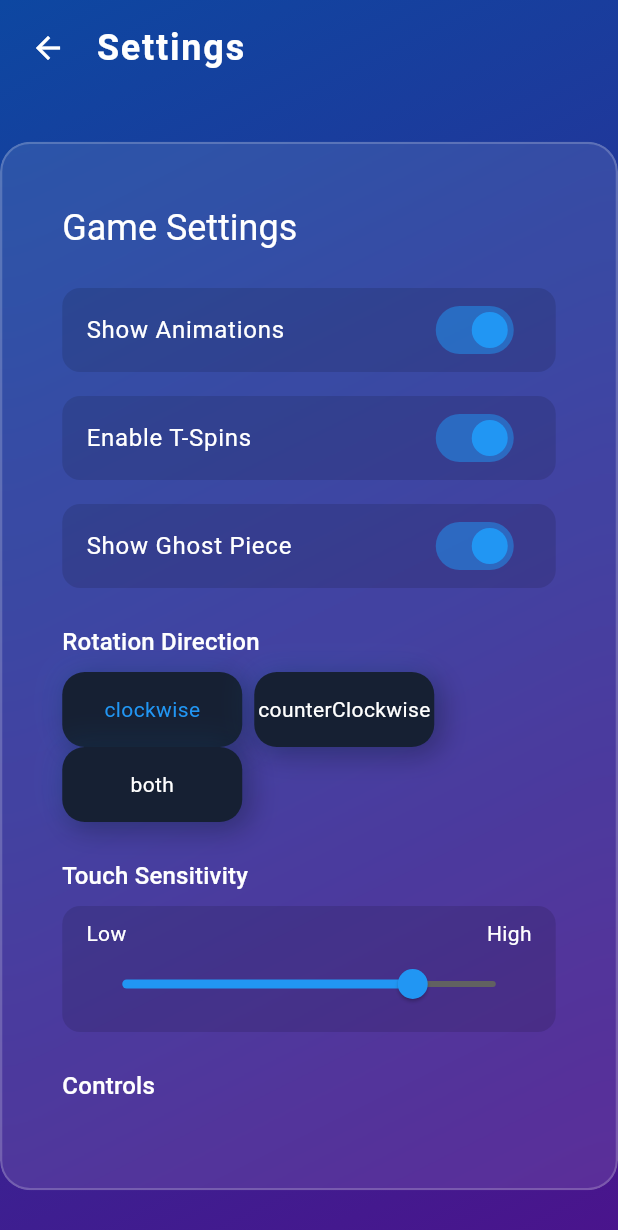
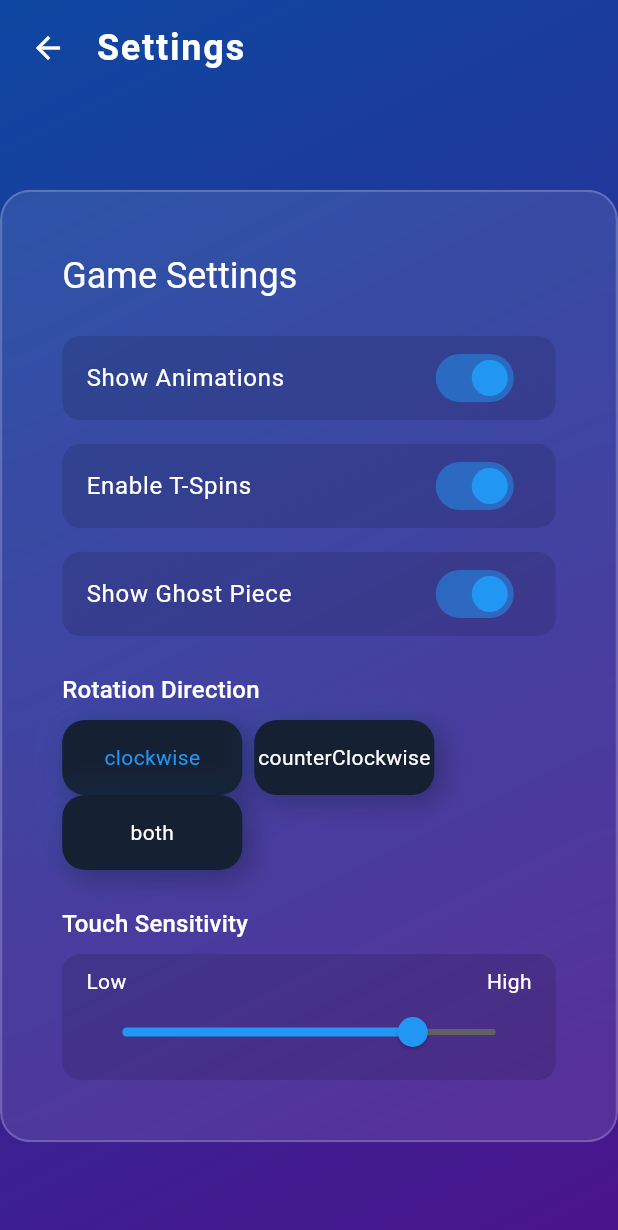
Before and after one commit to kbtale/lettris, a Flutter app: the SettingsScreen screen opened directly, on a phone screen of 412 x 824 dp. Shown: the top 1230 px of the screen. Run offline on Flutter 3.47's test engine with Material 3 defaults, Android fonts, the phone set to English and light mode, and no system bars; drawn by our look-alikes of flutter_animate; our stand-ins replace flutter_markdown, flutter_riverpod, freezed_annotation, shared_preferences; accounts and stored records are empty; statements that could not run were skipped; project files that could hold a hidden picture were left out.

Commit message:
Clean up: remove placeholder controls section and remaining developer comment from settings screen

```diff
--- a/lib/features/settings/presentation/screens/settings_screen.dart
+++ b/lib/features/settings/presentation/screens/settings_screen.dart
@@ -114,13 +114,6 @@ class SettingsScreen extends ConsumerWidget {
                             value: settings.touchSensitivity,
                             onChanged: controller.setTouchSensitivity,
                           ),
-                          const SizedBox(height: 24),
-                          Text(
-                            'Controls',
-                            style: Theme.of(context).textTheme.titleMedium,
-                          ),
-                          const SizedBox(height: 16),
-                          // TODO: Implement control customization UI
                         ],
                       ),
                     ),
```
